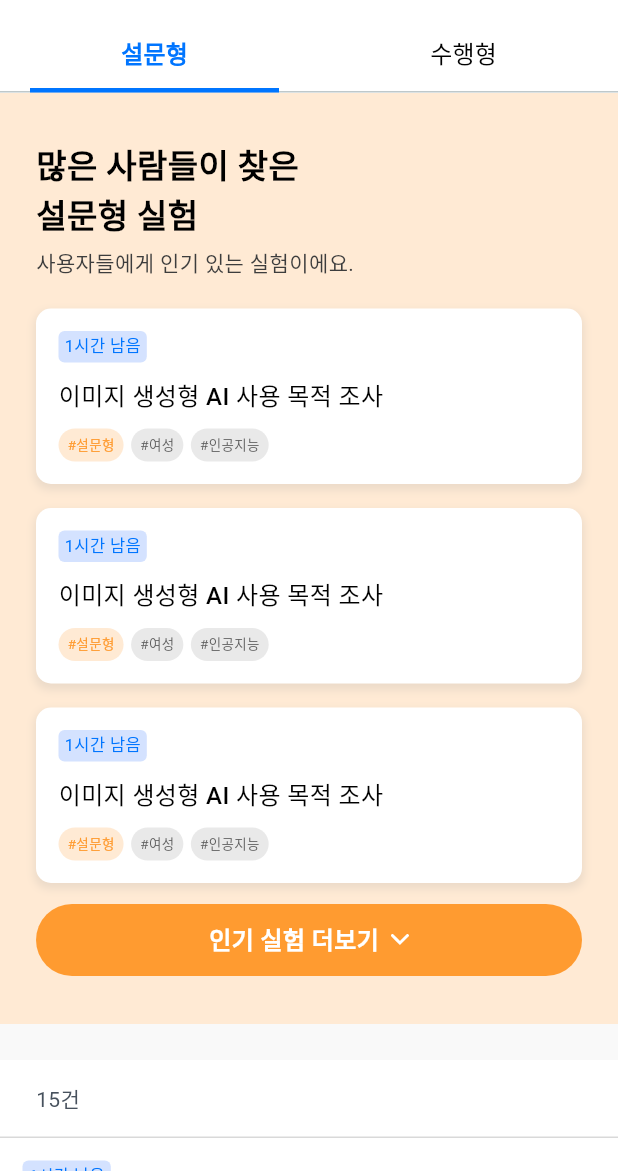
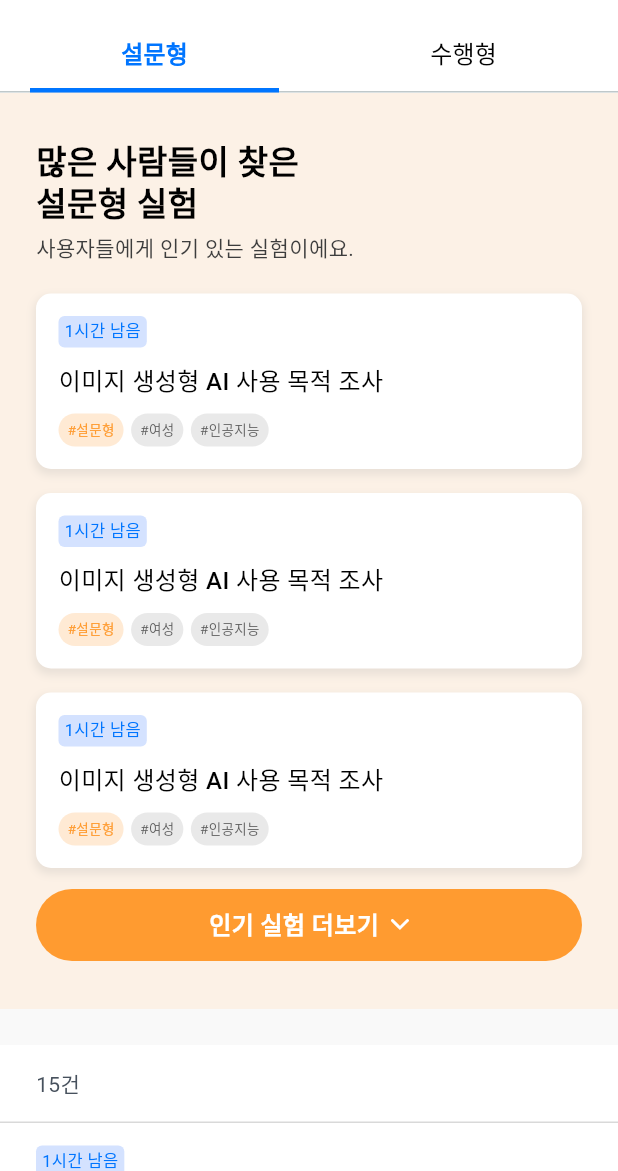
Before and after one commit to Lee-jong-won/Sasimee-front, a Flutter app: the screen it shows after launch, after a tap on "전체 보기", on a phone screen of 412 x 824 dp, the part 65-1236 px from its top. Run offline on Flutter 3.47's test engine with Material 3 defaults, Android fonts, the phone set to English and light mode, and no system bars; our stand-ins replace dio, easy_localization, flutter_secure_storage, flutter_svg, logger, retrofit and 2 more; generated files the repository leaves out were written again; Roboto replaces fonts that are missing (Pretendard); project files that could hold a hidden picture were left out.

Commit message:
🎨 Design: 설문형, 수행형 탭 디자인 디테일 수정
- 추천 레이아웃 배경색 투명도 적용
- 타이틀 텍스트 행간 조절
- 설문형 large 아이템 패딩 조정
- 수행형 추천 아이템 그림자 잘리던 문제 해결 (수직 패딩 추가)

Related to: #4

```diff
--- a/lib/screens/main/experiment/perform_experiment_view.dart
+++ b/lib/screens/main/experiment/perform_experiment_view.dart
@@ -48,7 +48,7 @@ class _PerformExperimentViewState extends State<PerformExperimentView> {
   Widget _recommendLayout() {
     return Container(
       width: double.infinity,
-      color: ColorStyles.secondaryBlue,
+      color: ColorStyles.translucenceBlue,
       padding: const EdgeInsets.symmetric(vertical: 32, horizontal: 12),
       child: Column(
         crossAxisAlignment: CrossAxisAlignment.start,
@@ -64,6 +64,7 @@ class _PerformExperimentViewState extends State<PerformExperimentView> {
                     fontSize: 22,
                     fontWeight: FontWeight.w600,
                     color: Colors.black,
+                    height: 1.2
                   ),
                 ),
                 const SizedBox(height: 5,),
@@ -94,7 +95,7 @@ class _PerformExperimentViewState extends State<PerformExperimentView> {
                   pageSnapping: true, // 페이지 스냅 효과 활성화
                   itemBuilder: (context, pageIndex) {
                     return Padding(
-                      padding: const EdgeInsets.symmetric(horizontal: 12),
+                      padding: const EdgeInsets.symmetric(vertical: 2, horizontal: 12),
                       child: Row(
                         children: [
                           Flexible(
--- a/lib/screens/main/experiment/survey_experiment_view.dart
+++ b/lib/screens/main/experiment/survey_experiment_view.dart
@@ -38,7 +38,7 @@ class SurveyExperimentView extends StatelessWidget {
 
   Widget _recommendLayout() {
     return Container(
-      color: ColorStyles.secondaryOrange,
+      color: ColorStyles.translucenceOrange,
       padding: const EdgeInsets.symmetric(vertical: 32, horizontal: 24),
       child: Column(
         crossAxisAlignment: CrossAxisAlignment.start,
@@ -46,9 +46,10 @@ class SurveyExperimentView extends StatelessWidget {
           Text("survey_screen_recommend_title".tr(),
             textAlign: TextAlign.start,
             style: const TextStyle(
-              fontSize: 22,
-              fontWeight: FontWeight.w600,
-              color: Colors.black,
+                fontSize: 22,
+                fontWeight: FontWeight.w600,
+                color: Colors.black,
+                height: 1.2
             ),
           ),
           const SizedBox(height: 5,),
@@ -77,6 +78,7 @@ class SurveyExperimentView extends StatelessWidget {
     );
   }
 
+  //TODO: 버튼 클릭 시 더보기 & 접기 기능 추가
   Widget _showMoreRecommendButton() {
     return Container(
       width: double.infinity,
--- a/lib/screens/main/widgets/survey_item.dart
+++ b/lib/screens/main/widgets/survey_item.dart
@@ -35,7 +35,10 @@ class SurveyItem extends StatelessWidget {
                 ]
               : null
       ),
-      padding: const EdgeInsets.all(15),
+      padding: EdgeInsets.symmetric(
+          vertical: 15,
+          horizontal: isDefaultView ? 15 : 24
+      ),
       child: Column(
         crossAxisAlignment: CrossAxisAlignment.start,
         children: [
--- a/lib/styles/color_styles.dart
+++ b/lib/styles/color_styles.dart
@@ -3,8 +3,10 @@ import 'dart:ui';
 class ColorStyles {
   static const Color primaryBlue = Color(0xFF0075FF);
   static const Color secondaryBlue = Color(0xFFD4E2FF);
+  static const Color translucenceBlue = Color(0x80D4E2FF); // 투명도 50%
   static const Color primaryOrange = Color(0xFFFF9B30);
   static const Color secondaryOrange = Color(0xFFFFEAD4);
+  static const Color translucenceOrange = Color(0x80FFEAD4); // 투명도 50%
 
   static const Color layoutBackground = Color(0xFFF9F9F9);
   static const Color tagBackground = Color(0xFFE9E9E9);
```
